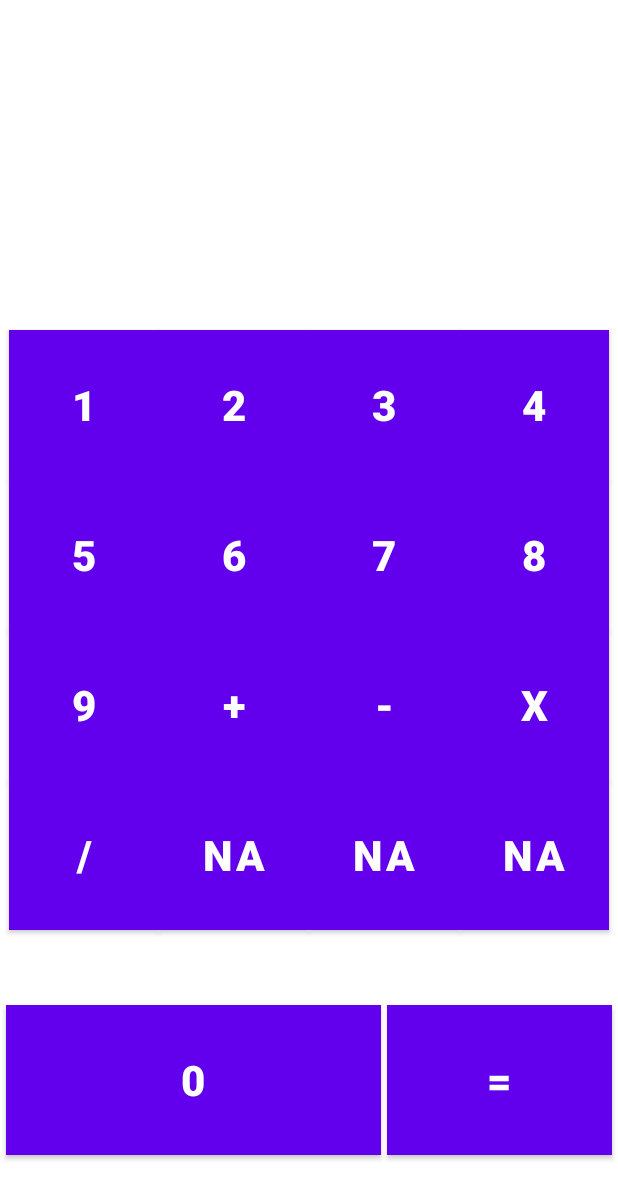
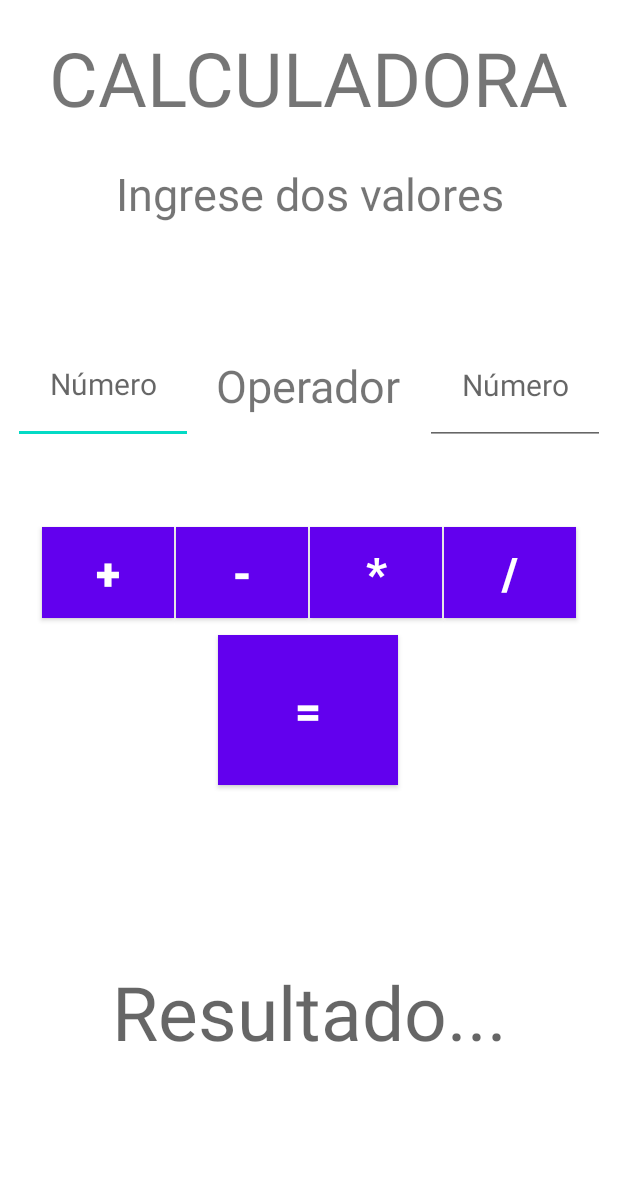
Before and after one commit to ArielNappio/calculadoraMovil2, an Android app: the layout activity_main.xml on its own in the app's theme, with its tools: preview values and no code run, on a phone screen of 412 x 824 dp. Shown: the top 1199 px of the screen. Run offline under Robolectric (Android 15) with nearby library versions, the phone set to English and light mode, and no system bars.

Commit message:
Parte 1 - AAñadida la funcionalidad de calcular d ecreación dell<item realizar calculos entre dos números

```diff
--- a/app/build.gradle
+++ b/app/build.gradle
@@ -44,9 +44,12 @@ dependencies {
     androidTestImplementation 'androidx.test.ext:junit:1.1.3'
     androidTestImplementation 'androidx.test.espresso:espresso-core:3.4.0'
 
-    //vm
+    //ViewModel
     implementation 'androidx.lifecycle:lifecycle-viewmodel-ktx:2.5.1'
     implementation 'androidx.activity:activity-ktx:1.5.1'
 
+    //Snackbar
+    implementation 'com.google.android.material:material:1.6.1'
+
 }
 }
--- a/app/src/main/java/com/example/calculadoratp1/MainActivity.kt
+++ b/app/src/main/java/com/example/calculadoratp1/MainActivity.kt
@@ -2,83 +2,97 @@ package com.example.calculadoratp1
 
 import android.os.Bundle
 import androidx.appcompat.app.AppCompatActivity
+import androidx.core.graphics.rotationMatrix
 import com.example.calculadoratp1.databinding.ActivityMainBinding
+import com.google.android.material.snackbar.Snackbar
 
 class MainActivity : AppCompatActivity() {
-
 
     private lateinit var binding: ActivityMainBinding
 
     private var nro1: Double = 0.0
     private var nro2: Double = 0.0
     private var result: Double = 0.0
-    private val sb = StringBuilder()
 
     override fun onCreate(savedInstanceState: Bundle?) {
         super.onCreate(savedInstanceState)
         binding = ActivityMainBinding.inflate(layoutInflater)
         setContentView(binding.root)
 
-        binding.buttomSuma.setOnClickListener {
-            evaluateExpression("+", clear = true)
+        binding.buttomAddition.setOnClickListener {
+            sumar()
         }
 
-        binding.buttomResta.setOnClickListener {
-            evaluateExpression("-", clear = true)
+        binding.buttomSubstraction.setOnClickListener {
+            restar()
         }
 
-        binding.buttomMultiplicacion.setOnClickListener {
-            evaluateExpression("*", clear = true)
+        binding.buttomMultiplication.setOnClickListener {
+            multiplicar()
         }
 
         binding.buttomDivision.setOnClickListener {
-            evaluateExpression("/", clear = true)
+            dividir()
         }
 
-        /*
-        binding.textResultado.setOnClickListener{
-            binding.textResultado.setText(result.toString())
-        }*/
-
-        binding.buttom1.setOnClickListener{
-            evaluateExpression("1", clear = true)
+        binding.buttomEquals.setOnClickListener {
+            binding.textResult.text = result.toString()
         }
     }
 
-    /*
-    fun sumar(){
-        this.nro1 = binding.valorUno.text.toString().toDouble()
-        this.nro2 = binding.valorDos.text.toString().toDouble()
-        result = this.nro1 + this.nro2
+    private fun sumar() {
+        if (isEmpty()) {
+            setResultToCero()
+        } else {
+            binding.textOperator.text = "+"
+            this.nro1 = binding.inputNro1.text.toString().toDouble()
+            this.nro2 = binding.inputNro2.text.toString().toDouble()
+            result = this.nro1 + this.nro2
+        }
     }
 
-    fun restar(){
-        this.nro1 = binding.valorUno.text.toString().toDouble()
-        this.nro2 = binding.valorDos.text.toString().toDouble()
-        result = this.nro1 - this.nro2
+    private fun restar() {
+        if (isEmpty()) {
+            setResultToCero()
+        } else {
+            binding.textOperator.text = "-"
+            this.nro1 = binding.inputNro1.text.toString().toDouble()
+            this.nro2 = binding.inputNro2.text.toString().toDouble()
+            result = this.nro1 - this.nro2
+        }
     }
 
-    fun multiplicar(){
-        this.nro1 = binding.valorUno.text.toString().toDouble()
-        this.nro2 = binding.valorDos.text.toString().toDouble()
-        result = this.nro1 * this.nro2
+    private fun multiplicar() {
+        if (isEmpty()) {
+            setResultToCero()
+        } else {
+            binding.textOperator.text = "*"
+            this.nro1 = binding.inputNro1.text.toString().toDouble()
+            this.nro2 = binding.inputNro2.text.toString().toDouble()
+            result = this.nro1 * this.nro2
+        }
     }
 
-    fun dividir(){
-        this.nro1 = binding.valorUno.text.toString().toDouble()
-        this.nro2 = binding.valorDos.text.toString().toDouble()
-        result = this.nro1 / this.nro2
-    }*/
-
-    fun evaluateExpression(string: String, clear: Boolean) {
-        if(clear) {
-
-            binding.textResultado.setText("")
-            sb.append(string)
+    private fun dividir() {
+        if (isEmpty()) {
+            setResultToCero()
         } else {
-            sb.append(binding.textResultado.text)
-            sb.append(string)
-            binding.textResultado.setText("")
+            binding.textOperator.text = "/"
+            this.nro1 = binding.inputNro1.text.toString().toDouble()
+            this.nro2 = binding.inputNro2.text.toString().toDouble()
+            result = this.nro1 / this.nro2
         }
     }
+
+    private fun isEmpty(): Boolean {
+        return binding.inputNro1.text.isEmpty() || binding.inputNro2.text.isEmpty()
+    }
+
+    private fun setResultToCero(){
+        this.nro1 = 0.0
+        this.nro2 = 0.0
+        this.result = 0.0
+        binding.textResult.text = "0.0"
+        Snackbar.make(binding.root, "Completa los campos", Snackbar.LENGTH_SHORT).show()
+    }
 }
--- a/app/src/main/java/com/example/calculadoratp1/MainViewModel.kt
+++ b/app/src/main/java/com/example/calculadoratp1/MainViewModel.kt
@@ -11,4 +11,6 @@ class MainViewModel():ViewModel(){
         }
     }*/
 
+
+
 }
--- a/app/src/main/res/drawable-v24/ic_launcher_foreground.xml
+++ b/app/src/main/res/drawable-v24/ic_launcher_foreground.xml
@@ -1,3 +1,4 @@
+<?xml version="1.0" encoding="utf-8"?>
 <vector xmlns:android="http://schemas.android.com/apk/res/android"
     xmlns:aapt="http://schemas.android.com/aapt"
     android:width="108dp"
--- a/app/src/main/res/layout/activity_main.xml
+++ b/app/src/main/res/layout/activity_main.xml
@@ -6,261 +6,173 @@
     android:layout_height="match_parent"
     tools:context=".MainActivity">
 
-    <androidx.constraintlayout.helper.widget.Flow
-        android:layout_width="0dp"
-        android:layout_height="wrap_content"
-        android:layout_marginTop="220dp"
-        app:constraint_referenced_ids="buttom0,buttom1,buttom2,buttom3,buttom4,buttom5,buttom6,buttom7,buttom8,buttom9,buttomSuma,buttomResta,buttomMultiplicacion,buttomDivision,NA1,NA2,NA3"
-        app:flow_horizontalStyle="packed"
-        app:flow_wrapMode="aligned"
+    <Button
+        android:id="@+id/buttom_equals"
+        style="@style/Operators_Button"
+        android:layout_width="120dp"
+        android:layout_height="100dp"
+        android:text="="
+        app:layout_constraintBottom_toTopOf="@id/guideline5"
+        app:layout_constraintEnd_toStartOf="@+id/guideline7"
+        app:layout_constraintStart_toStartOf="@+id/guideline6"
+        app:layout_constraintTop_toTopOf="@+id/guideline2" />
+
+    <TextView
+        android:id="@+id/text_result"
+        android:layout_width="match_parent"
+        android:layout_height="150dp"
+        android:textSize="50sp"
+        style="@style/Result_Text"
+        app:layout_constraintBottom_toBottomOf="parent"
         app:layout_constraintEnd_toEndOf="parent"
         app:layout_constraintHorizontal_bias="0.0"
         app:layout_constraintStart_toStartOf="parent"
-        app:layout_constraintTop_toTopOf="parent" />
+        app:layout_constraintTop_toBottomOf="@id/guideline5"/>
+
+    <EditText
+        android:id="@+id/input_nro1"
+        android:layout_width="120dp"
+        android:layout_height="80dp"
+        android:ems="10"
+        style="@style/Input_Text"
+        android:inputType="numberDecimal"
+        app:layout_constraintBottom_toTopOf="@+id/guideline3"
+        app:layout_constraintStart_toStartOf="parent"
+        app:layout_constraintTop_toTopOf="@+id/guideline4"
+        app:layout_constraintEnd_toStartOf="@id/guideline6"
+        app:layout_constraintVertical_bias="0.494" />
+
+    <EditText
+        android:id="@+id/input_nro2"
+        android:layout_width="120dp"
+        android:layout_height="80dp"
+        android:ems="10"
+        style="@style/Input_Text"
+        android:inputType="numberDecimal"
+        app:layout_constraintBottom_toTopOf="@+id/guideline3"
+        app:layout_constraintEnd_toEndOf="parent"
+        app:layout_constraintTop_toTopOf="@+id/guideline4"
+        app:layout_constraintStart_toEndOf="@id/guideline7"/>
 
     <Button
-        android:id="@+id/button0"
+        android:id="@+id/buttom_division"
+        android:layout_width="wrap_content"
+        android:layout_height="wrap_content"
+        android:text="/"
         style="@style/Operators_Button"
-        android:layout_width="250dp"
-        android:layout_height="100dp"
-        android:text="0"
-        app:layout_constraintBottom_toBottomOf="parent"
-        app:layout_constraintEnd_toStartOf="@+id/buttonEquals"
-        app:layout_constraintHorizontal_bias="0.5"
-        app:layout_constraintHorizontal_chainStyle="spread"
-        app:layout_constraintStart_toStartOf="parent"
-        app:layout_constraintTop_toTopOf="@+id/guideline2" />
+        app:layout_constraintBottom_toTopOf="@+id/guideline2"
+        app:layout_constraintEnd_toEndOf="parent"
+        app:layout_constraintStart_toEndOf="@+id/buttom_multiplication"
+        app:layout_constraintTop_toTopOf="@+id/guideline3" />
 
     <Button
-        android:id="@+id/buttom1"
+        android:id="@+id/buttom_substraction"
+        android:layout_width="wrap_content"
+        android:layout_height="wrap_content"
+        android:text="-"
         style="@style/Operators_Button"
-        android:layout_width="100dp"
-        android:layout_height="100dp"
-        android:clickable="true"
-        android:focusable="true"
-        android:text="1"
-        app:layout_constraintEnd_toStartOf="@+id/buttom2"
-        app:layout_constraintHorizontal_bias="0.5"
-        app:layout_constraintHorizontal_chainStyle="spread"
-        app:layout_constraintStart_toStartOf="parent"
-        app:layout_constraintTop_toBottomOf="@+id/buttom4" />
+        app:layout_constraintBottom_toTopOf="@+id/guideline2"
+        app:layout_constraintEnd_toStartOf="@+id/buttom_multiplication"
+        app:layout_constraintStart_toEndOf="@+id/buttom_addition"
+        app:layout_constraintTop_toTopOf="@+id/guideline3" />
 
     <Button
-        android:id="@+id/buttom2"
+        android:id="@+id/buttom_addition"
+        android:layout_width="wrap_content"
+        android:layout_height="wrap_content"
+        android:text="+"
         style="@style/Operators_Button"
-        android:layout_width="100dp"
-        android:layout_height="100dp"
-        android:text="2"
-        app:layout_constraintEnd_toStartOf="@+id/buttom3"
-        app:layout_constraintHorizontal_bias="0.5"
-        app:layout_constraintStart_toEndOf="@+id/buttom1"
-        app:layout_constraintTop_toBottomOf="@+id/buttom5" />
+        app:layout_constraintBottom_toTopOf="@+id/guideline2"
+        app:layout_constraintEnd_toStartOf="@+id/buttom_substraction"
+        app:layout_constraintHorizontal_chainStyle="packed"
+        app:layout_constraintStart_toStartOf="parent"
+        app:layout_constraintTop_toTopOf="@+id/guideline3" />
 
     <Button
-        android:id="@+id/buttom3"
+        android:id="@+id/buttom_multiplication"
+        android:layout_width="wrap_content"
+        android:layout_height="wrap_content"
+        android:text="*"
         style="@style/Operators_Button"
-        android:layout_width="100dp"
-        android:layout_height="100dp"
-        android:text="3"
-        app:layout_constraintEnd_toStartOf="@+id/NA3"
-        app:layout_constraintHorizontal_bias="0.5"
-        app:layout_constraintStart_toEndOf="@+id/buttom2"
-        app:layout_constraintTop_toBottomOf="@+id/buttom6" />
-
-    <Button
-        android:id="@+id/buttom4"
-        style="@style/Operators_Button"
-        android:layout_width="100dp"
-        android:layout_height="100dp"
-        android:clickable="true"
-        android:focusable="true"
-        android:text="4"
-        app:layout_constraintEnd_toStartOf="@+id/buttom5"
-        app:layout_constraintHorizontal_bias="0.5"
-        app:layout_constraintHorizontal_chainStyle="spread"
-        app:layout_constraintStart_toStartOf="parent"
-        app:layout_constraintTop_toBottomOf="@+id/buttom7" />
-
-    <Button
-        android:id="@+id/buttom5"
-        style="@style/Operators_Button"
-        android:layout_width="100dp"
-        android:layout_height="100dp"
-        android:text="5"
-        app:layout_constraintEnd_toStartOf="@+id/buttom6"
-        app:layout_constraintHorizontal_bias="0.5"
-        app:layout_constraintStart_toEndOf="@+id/buttom4"
-        app:layout_constraintTop_toBottomOf="@+id/buttom8" />
-
-    <Button
-        android:id="@+id/buttom6"
-        style="@style/Operators_Button"
-        android:layout_width="100dp"
-        android:layout_height="100dp"
-        android:text="6"
-        app:layout_constraintEnd_toStartOf="@+id/NA2"
-        app:layout_constraintHorizontal_bias="0.5"
-        app:layout_constraintStart_toEndOf="@+id/buttom5"
-        app:layout_constraintTop_toBottomOf="@+id/buttom9" />
-
-    <Button
-        android:id="@+id/buttom7"
-        style="@style/Operators_Button"
-        android:layout_width="100dp"
-        android:layout_height="100dp"
-        android:clickable="true"
-        android:focusable="true"
-        android:text="7"
-        app:layout_constraintEnd_toStartOf="@+id/buttom8"
-        app:layout_constraintHorizontal_bias="0.5"
-        app:layout_constraintHorizontal_chainStyle="spread"
-        app:layout_constraintStart_toStartOf="parent"
-        app:layout_constraintTop_toBottomOf="@+id/buttomSuma" />
-
-    <Button
-        android:id="@+id/buttom9"
-        style="@style/Operators_Button"
-        android:layout_width="100dp"
-        android:layout_height="100dp"
-        android:text="9"
-        app:layout_constraintEnd_toStartOf="@+id/NA1"
-        app:layout_constraintHorizontal_bias="0.5"
-        app:layout_constraintStart_toEndOf="@+id/buttom8"
-        app:layout_constraintTop_toBottomOf="@+id/buttomMultiplicacion" />
-
-    <Button
-        android:id="@+id/buttom8"
-        style="@style/Operators_Button"
-        android:layout_width="100dp"
-        android:layout_height="100dp"
-        android:text="8"
-        app:layout_constraintEnd_toStartOf="@+id/buttom9"
-        app:layout_constraintHorizontal_bias="0.5"
-        app:layout_constraintStart_toEndOf="@+id/buttom7"
-        app:layout_constraintTop_toBottomOf="@+id/buttomResta" />
-
-    <Button
-        android:id="@+id/NA1"
-        style="@style/Operators_Button"
-        android:layout_width="100dp"
-        android:layout_height="100dp"
-        android:text="NA"
-        app:layout_constraintEnd_toEndOf="parent"
-        app:layout_constraintHorizontal_bias="0.5"
-        app:layout_constraintStart_toEndOf="@+id/buttom9"
-        app:layout_constraintTop_toBottomOf="@+id/buttomDivision" />
-
-    <Button
-        android:id="@+id/NA2"
-        style="@style/Operators_Button"
-        android:layout_width="100dp"
-        android:layout_height="100dp"
-        android:text="NA"
-        app:layout_constraintEnd_toEndOf="parent"
-        app:layout_constraintHorizontal_bias="0.5"
-        app:layout_constraintStart_toEndOf="@+id/buttom6"
-        app:layout_constraintTop_toBottomOf="@+id/NA1" />
-
-    <Button
-        android:id="@+id/NA3"
-        style="@style/Operators_Button"
-        android:layout_width="100dp"
-        android:layout_height="100dp"
-        android:text="NA"
-        app:layout_constraintEnd_toEndOf="parent"
-        app:layout_constraintHorizontal_bias="0.5"
-        app:layout_constraintStart_toEndOf="@+id/buttom3"
-        app:layout_constraintTop_toBottomOf="@+id/NA2" />
-
-    <Button
-        android:id="@+id/buttomMultiplicacion"
-        style="@style/Operators_Button"
-        android:layout_width="100dp"
-        android:layout_height="100dp"
-        android:layout_marginTop="30dp"
-        android:text="X"
-        app:layout_constraintEnd_toStartOf="@+id/buttomDivision"
-        app:layout_constraintHorizontal_bias="0.5"
-        app:layout_constraintStart_toEndOf="@+id/buttomResta"
-        app:layout_constraintTop_toTopOf="@+id/guideline1" />
-
-    <Button
-        android:id="@+id/buttomSuma"
-        style="@style/Operators_Button"
-        android:layout_width="100dp"
-        android:layout_height="100dp"
-        android:layout_marginTop="30dp"
-        android:clickable="true"
-        android:focusable="true"
-        android:text="+"
-        app:layout_constraintEnd_toStartOf="@+id/buttomResta"
-        app:layout_constraintHorizontal_bias="0.5"
-        app:layout_constraintStart_toStartOf="parent"
-        app:layout_constraintTop_toTopOf="@+id/guideline1" />
-
-    <Button
-        android:id="@+id/buttomResta"
-        style="@style/Operators_Button"
-        android:layout_width="100dp"
-        android:layout_height="100dp"
-        android:layout_marginTop="30dp"
-        android:text="-"
-        app:layout_constraintEnd_toStartOf="@+id/buttomMultiplicacion"
-        app:layout_constraintHorizontal_bias="0.5"
-        app:layout_constraintStart_toEndOf="@+id/buttomSuma"
-        app:layout_constraintTop_toTopOf="@+id/guideline1" />
-
-    <Button
-        android:id="@+id/buttomDivision"
-        style="@style/Operators_Button"
-        android:layout_width="100dp"
-        android:layout_height="100dp"
-        android:layout_marginTop="30dp"
-        android:text="/"
-        app:layout_constraintEnd_toEndOf="parent"
-        app:layout_constraintHorizontal_bias="0.5"
-        app:layout_constraintStart_toEndOf="@+id/buttomMultiplicacion"
-        app:layout_constraintTop_toTopOf="@+id/guideline1" />
-
-    <Button
-        android:id="@+id/buttonEquals"
-        style="@style/Operators_Button"
-        android:layout_width="150dp"
-        android:layout_height="100dp"
-        android:text="="
-        app:layout_constraintBottom_toBottomOf="parent"
-        app:layout_constraintEnd_toEndOf="parent"
-        app:layout_constraintHorizontal_bias="0.5"
-        app:layout_constraintStart_toEndOf="@+id/button0"
-        app:layout_constraintTop_toTopOf="@+id/guideline2" />
+        app:layout_constraintBottom_toTopOf="@+id/guideline2"
+        app:layout_constraintEnd_toStartOf="@+id/buttom_division"
+        app:layout_constraintStart_toEndOf="@+id/buttom_substraction"
+        app:layout_constraintTop_toTopOf="@+id/guideline3" />
 
     <TextView
-        android:id="@+id/textResultado"
-        android:layout_width="match_parent"
-        android:layout_height="150dp"
-        android:layout_marginTop="44dp"
-        android:layout_marginBottom="30dp"
-        app:layout_constraintBottom_toTopOf="@+id/guideline1"
-        app:layout_constraintEnd_toEndOf="parent"
-        app:layout_constraintHorizontal_bias="1.0"
-        app:layout_constraintStart_toStartOf="parent"
-        app:layout_constraintTop_toTopOf="parent" />
-
-    <androidx.constraintlayout.widget.Guideline
-        android:id="@+id/guideline1"
+        android:id="@+id/text_operator"
+        style="@style/App_Text"
         android:layout_width="wrap_content"
         android:layout_height="wrap_content"
-        android:layout_marginEnd="411dp"
-        android:orientation="horizontal"
-        app:layout_constraintEnd_toEndOf="parent"
-        app:layout_constraintGuide_end="517dp"
-        app:layout_constraintStart_toStartOf="parent" />
+        android:text="Operador"
+        app:layout_constraintBottom_toTopOf="@+id/guideline3"
+        app:layout_constraintEnd_toStartOf="@+id/guideline7"
+        app:layout_constraintStart_toStartOf="@+id/guideline6"
+        app:layout_constraintTop_toTopOf="@+id/guideline4"
+        app:layout_constraintVertical_bias="0.503" />
 
     <androidx.constraintlayout.widget.Guideline
         android:id="@+id/guideline2"
         android:layout_width="wrap_content"
         android:layout_height="wrap_content"
         android:orientation="horizontal"
-        app:layout_constraintGuide_begin="616dp" />
+        app:layout_constraintGuide_begin="422dp" />
+
+    <androidx.constraintlayout.widget.Guideline
+        android:id="@+id/guideline3"
+        android:layout_width="wrap_content"
+        android:layout_height="wrap_content"
+        android:orientation="horizontal"
+        app:layout_constraintGuide_begin="341dp" />
+
+    <TextView
+        android:id="@+id/text_descripcion"
+        style="@style/App_Text"
+        android:layout_width="270dp"
+        android:layout_height="50dp"
+        android:text="Ingrese dos valores"
+        app:layout_constraintBottom_toTopOf="@+id/guideline4"
+        app:layout_constraintEnd_toEndOf="parent"
+        app:layout_constraintStart_toStartOf="parent"
+        app:layout_constraintTop_toBottomOf="@id/text_app" />
+
+    <TextView
+        android:id="@+id/text_app"
+        android:layout_width="wrap_content"
+        android:layout_height="wrap_content"
+        android:text="CALCULADORA"
+        android:textSize="50sp"
+        app:layout_constraintBottom_toTopOf="@+id/text_descripcion"
+        app:layout_constraintEnd_toEndOf="parent"
+        app:layout_constraintStart_toStartOf="parent"
+        app:layout_constraintTop_toTopOf="parent" />
+
+    <androidx.constraintlayout.widget.Guideline
+        android:id="@+id/guideline4"
+        android:layout_width="wrap_content"
+        android:layout_height="wrap_content"
+        android:orientation="horizontal"
+        app:layout_constraintGuide_begin="172dp" />
+
+    <androidx.constraintlayout.widget.Guideline
+        android:id="@+id/guideline5"
+        android:layout_width="wrap_content"
+        android:layout_height="wrap_content"
+        android:orientation="horizontal"
+        app:layout_constraintGuide_begin="524dp" />
+
+    <androidx.constraintlayout.widget.Guideline
+        android:id="@+id/guideline6"
+        android:layout_width="wrap_content"
+        android:layout_height="wrap_content"
+        android:orientation="vertical"
+        app:layout_constraintGuide_begin="137sp" />
+
+    <androidx.constraintlayout.widget.Guideline
+        android:id="@+id/guideline7"
+        android:layout_width="wrap_content"
+        android:layout_height="wrap_content"
+        android:orientation="vertical"
+        app:layout_constraintGuide_begin="274dp" />
 
 </androidx.constraintlayout.widget.ConstraintLayout>
--- a/app/src/main/res/values-night/themes.xml
+++ b/app/src/main/res/values-night/themes.xml
@@ -1,3 +1,4 @@
+<?xml version="1.0" encoding="utf-8"?>
 <resources xmlns:tools="http://schemas.android.com/tools">
     <!-- Base application theme. -->
     <style name="Theme.CalculadoraTP1" parent="Theme.MaterialComponents.DayNight.DarkActionBar">
--- a/app/src/main/res/values/strings.xml
+++ b/app/src/main/res/values/strings.xml
@@ -1,3 +1,5 @@
+<?xml version="1.0" encoding="utf-8"?>
 <resources>
     <string name="app_name">CalculadoraTP1</string>
+    <string name="empty_string">No se han ingresado valores</string>
 </resources>
--- a/app/src/main/res/values/themes.xml
+++ b/app/src/main/res/values/themes.xml
@@ -1,3 +1,4 @@
+<?xml version="1.0" encoding="utf-8"?>
 <resources xmlns:tools="http://schemas.android.com/tools">
     <!-- Base application theme. -->
     <style name="Theme.CalculadoraTP1" parent="Theme.MaterialComponents.DayNight.DarkActionBar">
@@ -20,10 +21,28 @@
         <item name="android:layout_weight">1</item>
         <item name="android:background">@color/blue</item>
         <item name="android:textColor">@color/white</item>
-        <item name="android:textSize">28sp</item>
+        <item name="android:textSize">30sp</item>
         <item name="android:gravity">center</item>
         <item name="android:textStyle">bold</item>
         <item name="android:layout_margin">0.5dp</item>
     </style>
 
+    <style name="App_Text">
+        <item name="android:text">Operador</item>
+        <item name="android:textSize">30sp</item>
+        <item name="android:gravity">center</item>
+    </style>
+
+    <style name="Result_Text">
+        <item name="android:hint">Resultado...</item>
+        <item name="android:textSize">40sp</item>
+        <item name="android:gravity">center</item>
+    </style>
+
+    <style name="Input_Text">
+        <item name="android:hint">Número</item>
+        <item name="android:textSize">20sp</item>
+        <item name="android:gravity">center</item>
+    </style>
+
 </resources>
```
